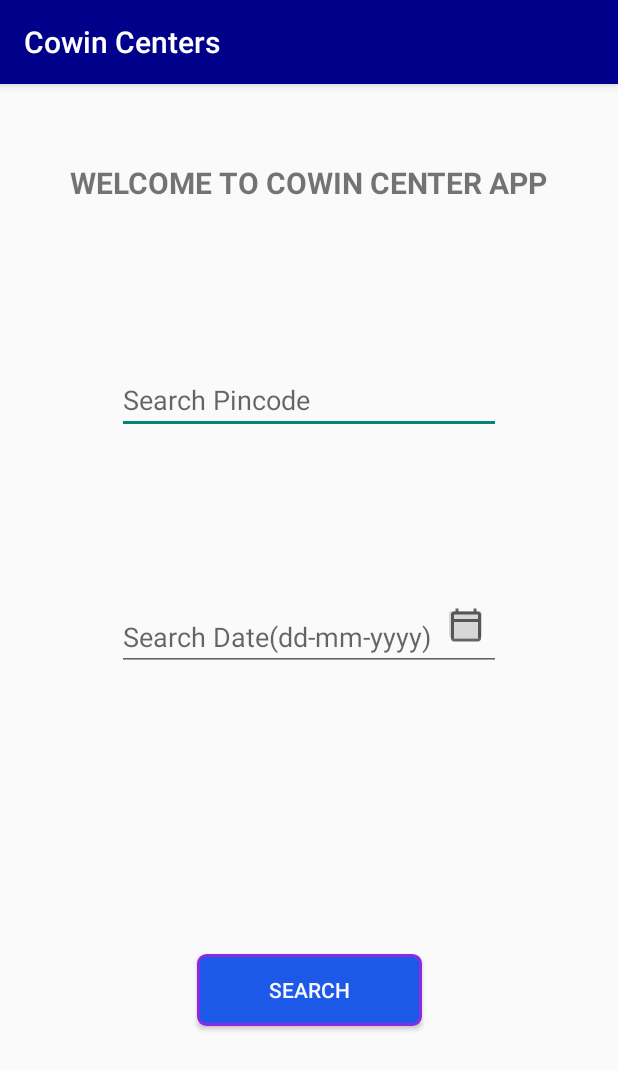
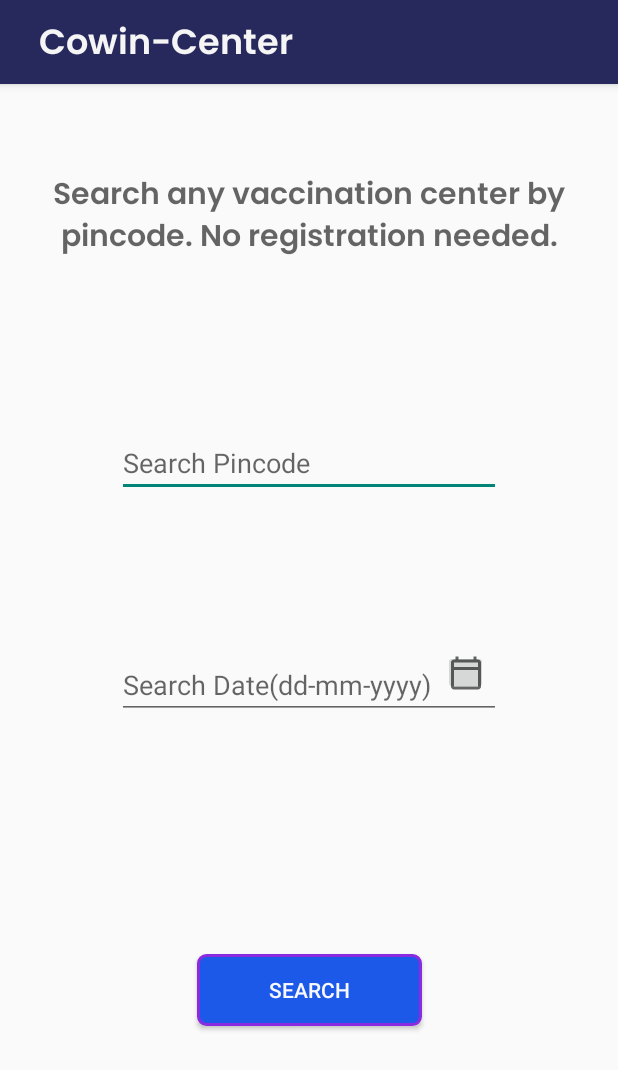
Before and after one commit to Priyanshu15092001/VACCINATION-CENTRE-REGISTERING-APP, an Android app: the screen it shows after launch (SearchActivity), on a phone screen of 412 x 824 dp. Shown: the top 1070 px of the screen. Run offline under Robolectric (Android 15) with nearby library versions, the phone set to English and light mode, and no system bars.

Commit message:
CUSTOM ACTIONBAR

```diff
--- a/app/src/main/java/com/example/demolist/CustomListViewActivity.java
+++ b/app/src/main/java/com/example/demolist/CustomListViewActivity.java
@@ -101,6 +101,8 @@ public class CustomListViewActivity extends AppCompatActivity {
 
                     getSupportActionBar().setTitle("Centers Found:"+centers.length());
                     for (int i = 0; i < centers.length(); i++) {
+                        dose1=0;
+                        dose2=0;
                         ArrayList<String>slotList=new ArrayList<String>();
                         max_age_limit=0;
                         jsonObject = centers.getJSONObject(i);
--- a/app/src/main/java/com/example/demolist/SearchActivity.java
+++ b/app/src/main/java/com/example/demolist/SearchActivity.java
@@ -33,7 +33,8 @@ public class SearchActivity extends AppCompatActivity {
     protected void onCreate(Bundle savedInstanceState) {
         super.onCreate(savedInstanceState);
         setContentView(R.layout.activity_search);
-
+        getSupportActionBar().setDisplayOptions(ActionBar.DISPLAY_SHOW_CUSTOM);
+        getSupportActionBar().setCustomView(R.layout.action_bar);
         pin=findViewById(R.id.pin);
         date=findViewById(R.id.date);
         ImageButton cal=findViewById(R.id.calender);
--- a/app/src/main/java/com/example/demolist/VaccineCenter.java
+++ b/app/src/main/java/com/example/demolist/VaccineCenter.java
@@ -9,7 +9,7 @@ public class VaccineCenter {
     ArrayList<String>slot;
 
 
-    public VaccineCenter(String name, String districtName,String vaccineType, int min_age_limit,int max_age_limit,int dose1,int dose2,int available_capacity,Boolean isAvailable,ArrayList<String>slot) {
+    public VaccineCenter(String name, String districtName,String vaccineType, int min_age_limit,int max_age_limit,int available_capacity,int dose1,int dose2,Boolean isAvailable,ArrayList<String>slot) {
         this.name = name;
         this.districtName = districtName;
         this.vaccineType=vaccineType;
--- /dev/null
+++ b/app/src/main/res/drawable/ic_baseline_add_circle_outline_24.xml
@@ -0,0 +1,5 @@
+<vector android:height="24dp" android:tint="#FFD000"
+    android:viewportHeight="24" android:viewportWidth="24"
+    android:width="24dp" xmlns:android="http://schemas.android.com/apk/res/android">
+    <path android:fillColor="@android:color/white" android:pathData="M13,7h-2v4L7,11v2h4v4h2v-4h4v-2h-4L13,7zM12,2C6.48,2 2,6.48 2,12s4.48,10 10,10 10,-4.48 10,-10S17.52,2 12,2zM12,20c-4.41,0 -8,-3.59 -8,-8s3.59,-8 8,-8 8,3.59 8,8 -3.59,8 -8,8z"/>
+</vector>
--- /dev/null
+++ b/app/src/main/res/layout/action_bar.xml
@@ -0,0 +1,20 @@
+<?xml version="1.0" encoding="utf-8"?>
+<LinearLayout xmlns:android="http://schemas.android.com/apk/res/android"
+    xmlns:app="http://schemas.android.com/apk/res-auto"
+    android:orientation="vertical"
+    android:layout_width="match_parent"
+    android:layout_height="match_parent">
+    <androidx.appcompat.widget.AppCompatTextView
+        android:id="@+id/actionbarTitle"
+        android:layout_width="match_parent"
+        android:layout_height="60dp"
+        android:padding="10dp"
+        android:text="Cowin-Center"
+        android:textSize="23sp"
+        android:gravity="center_vertical"
+        android:fontFamily="@font/poppins_semibold"
+        android:textColor="@color/white_smoke"
+        android:background="#27285c"
+        style="@style/TextAppearance.AppCompat.Widget.ActionBar.Title"/>
+
+</LinearLayout>
--- a/app/src/main/res/layout/activity_search.xml
+++ b/app/src/main/res/layout/activity_search.xml
@@ -24,10 +24,12 @@
         android:id="@+id/textView"
         android:layout_width="wrap_content"
         android:layout_height="wrap_content"
-        android:fontFamily="poppi"
-        android:text="WELCOME TO COWIN CENTER APP"
+        android:fontFamily="@font/poppins_semibold"
+        android:hint="Search any vaccination center by pincode. No registration needed."
         android:textSize="20sp"
+        android:gravity="center_horizontal"
         android:textStyle="bold"
+        android:padding="10dp"
         app:layout_constraintBottom_toBottomOf="parent"
         app:layout_constraintEnd_toEndOf="parent"
         app:layout_constraintStart_toStartOf="parent"
--- a/app/src/main/res/values/themes.xml
+++ b/app/src/main/res/values/themes.xml
@@ -2,7 +2,7 @@
     <!-- Base application theme. -->
     <style name="Theme.DemoList" parent="Theme.AppCompat.DayNight.DarkActionBar">
         <!-- Primary brand color. -->
-        <item name="colorPrimary">@color/dark_blue</item>
+        <item name="colorPrimary">#27285c</item>
         <item name="colorPrimaryVariant">@color/purple_700</item>
         <item name="colorOnPrimary">@color/blue</item>
         <!-- Secondary brand color. -->
```
